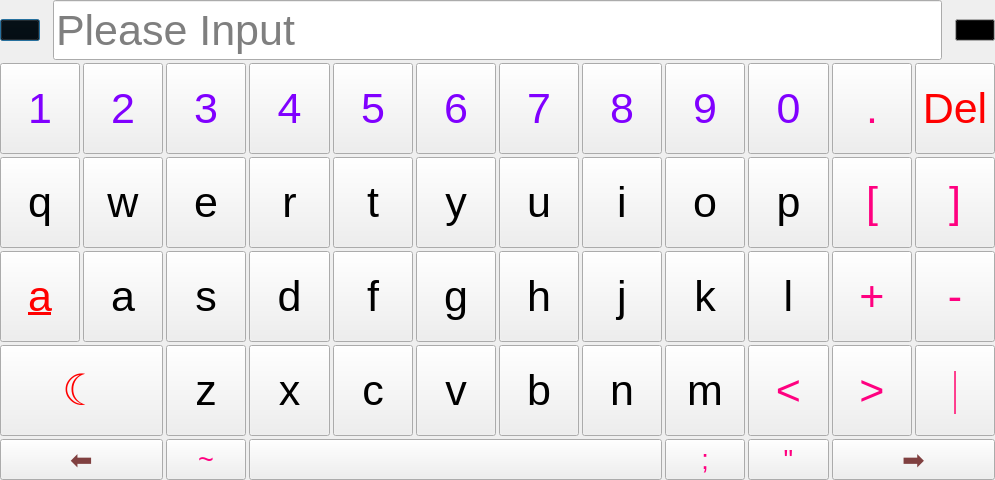
First picture: the form in inputdialog.ui, repository bigtreetech/OctoBTT, before the edit.
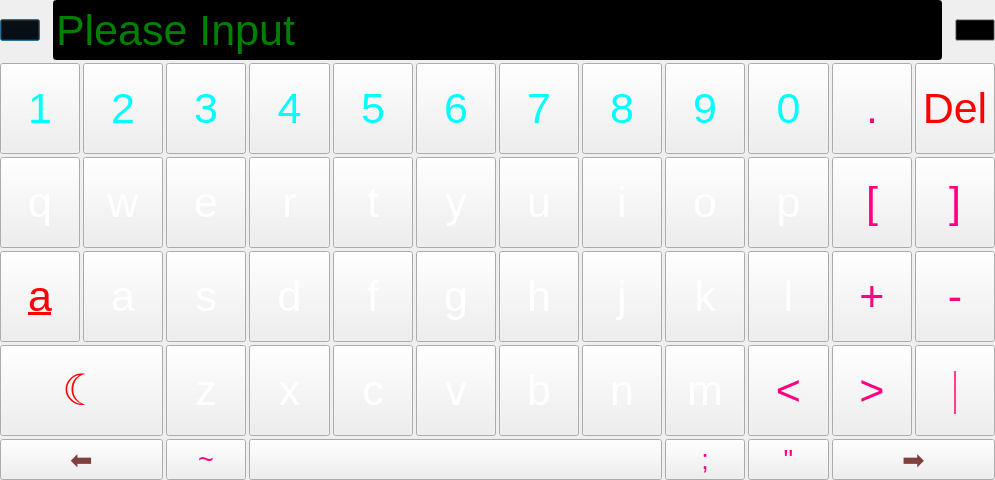
Second picture: the form after the edit. Icons and pictures are not drawn.

```diff
--- a/inputdialog.ui
+++ b/inputdialog.ui
@@ -133,6 +133,10 @@
        <property name="focusPolicy">
         <enum>Qt::ClickFocus</enum>
        </property>
+       <property name="styleSheet">
+        <string notr="true">background-color: rgb(0, 0, 0);
+color: rgb(0, 255, 0);</string>
+       </property>
        <property name="placeholderText">
         <string>Please Input</string>
        </property>
@@ -229,48 +233,14 @@
          <verstretch>0</verstretch>
         </sizepolicy>
        </property>
-       <property name="palette">
-        <palette>
-         <active>
-          <colorrole role="ButtonText">
-           <brush brushstyle="SolidPattern">
-            <color alpha="255">
-             <red>128</red>
-             <green>0</green>
-             <blue>255</blue>
-            </color>
-           </brush>
-          </colorrole>
-         </active>
-         <inactive>
-          <colorrole role="ButtonText">
-           <brush brushstyle="SolidPattern">
-            <color alpha="255">
-             <red>128</red>
-             <green>0</green>
-             <blue>255</blue>
-            </color>
-           </brush>
-          </colorrole>
-         </inactive>
-         <disabled>
-          <colorrole role="ButtonText">
-           <brush brushstyle="SolidPattern">
-            <color alpha="96">
-             <red>164</red>
-             <green>166</green>
-             <blue>168</blue>
-            </color>
-           </brush>
-          </colorrole>
-         </disabled>
-        </palette>
-       </property>
        <property name="font">
         <font>
          <pointsize>32</pointsize>
         </font>
        </property>
+       <property name="styleSheet">
+        <string notr="true">color: rgb(0, 255, 255);</string>
+       </property>
        <property name="text">
         <string>1</string>
        </property>
@@ -284,48 +254,14 @@
          <verstretch>0</verstretch>
         </sizepolicy>
        </property>
-       <property name="palette">
-        <palette>
-         <active>
-          <colorrole role="ButtonText">
-           <brush brushstyle="SolidPattern">
-            <color alpha="255">
-             <red>128</red>
-             <green>0</green>
-             <blue>255</blue>
-            </color>
-           </brush>
-          </colorrole>
-         </active>
-         <inactive>
-          <colorrole role="ButtonText">
-           <brush brushstyle="SolidPattern">
-            <color alpha="255">
-             <red>128</red>
-             <green>0</green>
-             <blue>255</blue>
-            </color>
-           </brush>
-          </colorrole>
-         </inactive>
-         <disabled>
-          <colorrole role="ButtonText">
-           <brush brushstyle="SolidPattern">
-            <color alpha="96">
-             <red>164</red>
-             <green>166</green>
-             <blue>168</blue>
-            </color>
-           </brush>
-          </colorrole>
-         </disabled>
-        </palette>
-       </property>
        <property name="font">
         <font>
          <pointsize>32</pointsize>
         </font>
        </property>
+       <property name="styleSheet">
+        <string notr="true">color: rgb(0, 255, 255);</string>
+       </property>
        <property name="text">
         <string>2</string>
        </property>
@@ -339,48 +275,14 @@
          <verstretch>0</verstretch>
         </sizepolicy>
        </property>
-       <property name="palette">
-        <palette>
-         <active>
-          <colorrole role="ButtonText">
-           <brush brushstyle="SolidPattern">
-            <color alpha="255">
-             <red>128</red>
-             <green>0</green>
-             <blue>255</blue>
-            </color>
-           </brush>
-          </colorrole>
-         </active>
-         <inactive>
-          <colorrole role="ButtonText">
-           <brush brushstyle="SolidPattern">
-            <color alpha="255">
-             <red>128</red>
-             <green>0</green>
-             <blue>255</blue>
-            </color>
-           </brush>
-          </colorrole>
-         </inactive>
-         <disabled>
-          <colorrole role="ButtonText">
-           <brush brushstyle="SolidPattern">
-            <color alpha="96">
-             <red>164</red>
-             <green>166</green>
-             <blue>168</blue>
-            </color>
-           </brush>
-          </colorrole>
-         </disabled>
-        </palette>
-       </property>
        <property name="font">
         <font>
          <pointsize>32</pointsize>
         </font>
        </property>
+       <property name="styleSheet">
+        <string notr="true">color: rgb(0, 255, 255);</string>
+       </property>
        <property name="text">
         <string>3</string>
        </property>
@@ -394,48 +296,14 @@
          <verstretch>0</verstretch>
         </sizepolicy>
        </property>
-       <property name="palette">
-        <palette>
-         <active>
-          <colorrole role="ButtonText">
-           <brush brushstyle="SolidPattern">
-            <color alpha="255">
-             <red>128</red>
-             <green>0</green>
-             <blue>255</blue>
-            </color>
-           </brush>
-          </colorrole>
-         </active>
-         <inactive>
-          <colorrole role="ButtonText">
-           <brush brushstyle="SolidPattern">
-            <color alpha="255">
-             <red>128</red>
-             <green>0</green>
-             <blue>255</blue>
-            </color>
-           </brush>
-          </colorrole>
-         </inactive>
-         <disabled>
-          <colorrole role="ButtonText">
-           <brush brushstyle="SolidPattern">
-            <color alpha="96">
-             <red>164</red>
-             <green>166</green>
-             <blue>168</blue>
-            </color>
-           </brush>
-          </colorrole>
-         </disabled>
-        </palette>
-       </property>
        <property name="font">
         <font>
          <pointsize>32</pointsize>
         </font>
        </property>
+       <property name="styleSheet">
+        <string notr="true">color: rgb(0, 255, 255);</string>
+       </property>
        <property name="text">
         <string>4</string>
        </property>
@@ -449,48 +317,14 @@
          <verstretch>0</verstretch>
         </sizepolicy>
        </property>
-       <property name="palette">
-        <palette>
-         <active>
-          <colorrole role="ButtonText">
-           <brush brushstyle="SolidPattern">
-            <color alpha="255">
-             <red>128</red>
-             <green>0</green>
-             <blue>255</blue>
-            </color>
-           </brush>
-          </colorrole>
-         </active>
-         <inactive>
-          <colorrole role="ButtonText">
-           <brush brushstyle="SolidPattern">
-            <color alpha="255">
-             <red>128</red>
-             <green>0</green>
-             <blue>255</blue>
-            </color>
-           </brush>
-          </colorrole>
-         </inactive>
-         <disabled>
-          <colorrole role="ButtonText">
-           <brush brushstyle="SolidPattern">
-            <color alpha="96">
-             <red>164</red>
-             <green>166</green>
-             <blue>168</blue>
-            </color>
-           </brush>
-          </colorrole>
-         </disabled>
-        </palette>
-       </property>
        <property name="font">
         <font>
          <pointsize>32</pointsize>
         </font>
        </property>
+       <property name="styleSheet">
+        <string notr="true">color: rgb(0, 255, 255);</string>
+       </property>
        <property name="text">
         <string>5</string>
        </property>
@@ -504,48 +338,14 @@
          <verstretch>0</verstretch>
         </sizepolicy>
        </property>
-       <property name="palette">
-        <palette>
-         <active>
-          <colorrole role="ButtonText">
-           <brush brushstyle="SolidPattern">
-            <color alpha="255">
-             <red>128</red>
-             <green>0</green>
-             <blue>255</blue>
-            </color>
-           </brush>
-          </colorrole>
-         </active>
-         <inactive>
-          <colorrole role="ButtonText">
-           <brush brushstyle="SolidPattern">
-            <color alpha="255">
-             <red>128</red>
-             <green>0</green>
-             <blue>255</blue>
-            </color>
-           </brush>
-          </colorrole>
-         </inactive>
-         <disabled>
-          <colorrole role="ButtonText">
-           <brush brushstyle="SolidPattern">
-            <color alpha="96">
-             <red>164</red>
-             <green>166</green>
-             <blue>168</blue>
-            </color>
-           </brush>
-          </colorrole>
-         </disabled>
-        </palette>
-       </property>
        <property name="font">
         <font>
          <pointsize>32</pointsize>
         </font>
        </property>
+       <property name="styleSheet">
+        <string notr="true">color: rgb(0, 255, 255);</string>
+       </property>
        <property name="text">
         <string>6</string>
        </property>
@@ -559,48 +359,14 @@
          <verstretch>0</verstretch>
         </sizepolicy>
        </property>
-       <property name="palette">
-        <palette>
-         <active>
-          <colorrole role="ButtonText">
-           <brush brushstyle="SolidPattern">
-            <color alpha="255">
-             <red>128</red>
-             <green>0</green>
-             <blue>255</blue>
-            </color>
-           </brush>
-          </colorrole>
-         </active>
-         <inactive>
-          <colorrole role="ButtonText">
-           <brush brushstyle="SolidPattern">
-            <color alpha="255">
-             <red>128</red>
-             <green>0</green>
-             <blue>255</blue>
-            </color>
-           </brush>
-          </colorrole>
-         </inactive>
-         <disabled>
-          <colorrole role="ButtonText">
-           <brush brushstyle="SolidPattern">
-            <color alpha="96">
-             <red>164</red>
-             <green>166</green>
-             <blue>168</blue>
-            </color>
-           </brush>
-          </colorrole>
-         </disabled>
-        </palette>
-       </property>
        <property name="font">
         <font>
          <pointsize>32</pointsize>
         </font>
        </property>
+       <property name="styleSheet">
+        <string notr="true">color: rgb(0, 255, 255);</string>
+       </property>
        <property name="text">
         <string>7</string>
        </property>
@@ -614,48 +380,14 @@
          <verstretch>0</verstretch>
         </sizepolicy>
        </property>
-       <property name="palette">
-        <palette>
-         <active>
-          <colorrole role="ButtonText">
-           <brush brushstyle="SolidPattern">
-            <color alpha="255">
-             <red>128</red>
-             <green>0</green>
-             <blue>255</blue>
-            </color>
-           </brush>
-          </colorrole>
-         </active>
-         <inactive>
-          <colorrole role="ButtonText">
-           <brush brushstyle="SolidPattern">
-            <color alpha="255">
-             <red>128</red>
-             <green>0</green>
-             <blue>255</blue>
-            </color>
-           </brush>
-          </colorrole>
-         </inactive>
-         <disabled>
-          <colorrole role="ButtonText">
-           <brush brushstyle="SolidPattern">
-            <color alpha="96">
-             <red>164</red>
-             <green>166</green>
-             <blue>168</blue>
-            </color>
-           </brush>
-          </colorrole>
-         </disabled>
-        </palette>
-       </property>
        <property name="font">
         <font>
          <pointsize>32</pointsize>
         </font>
        </property>
+       <property name="styleSheet">
+        <string notr="true">color: rgb(0, 255, 255);</string>
+       </property>
        <property name="text">
         <string>8</string>
        </property>
@@ -669,48 +401,14 @@
          <verstretch>0</verstretch>
         </sizepolicy>
        </property>
-       <property name="palette">
-        <palette>
-         <active>
-          <colorrole role="ButtonText">
-           <brush brushstyle="SolidPattern">
-            <color alpha="255">
-             <red>128</red>
-             <green>0</green>
-             <blue>255</blue>
-            </color>
-           </brush>
-          </colorrole>
-         </active>
-         <inactive>
-          <colorrole role="ButtonText">
-           <brush brushstyle="SolidPattern">
-            <color alpha="255">
-             <red>128</red>
-             <green>0</green>
-             <blue>255</blue>
-            </color>
-           </brush>
-          </colorrole>
-         </inactive>
-         <disabled>
-          <colorrole role="ButtonText">
-           <brush brushstyle="SolidPattern">
-            <color alpha="96">
-             <red>164</red>
-             <green>166</green>
-             <blue>168</blue>
-            </color>
-           </brush>
-          </colorrole>
-         </disabled>
-        </palette>
-       </property>
        <property name="font">
         <font>
          <pointsize>32</pointsize>
         </font>
        </property>
+       <property name="styleSheet">
+        <string notr="true">color: rgb(0, 255, 255);</string>
+       </property>
        <property name="text">
         <string>9</string>
        </property>
@@ -724,48 +422,14 @@
          <verstretch>0</verstretch>
         </sizepolicy>
        </property>
-       <property name="palette">
-        <palette>
-         <active>
-          <colorrole role="ButtonText">
-           <brush brushstyle="SolidPattern">
-            <color alpha="255">
-             <red>128</red>
-             <green>0</green>
-             <blue>255</blue>
-            </color>
-           </brush>
-          </colorrole>
-         </active>
-         <inactive>
-          <colorrole role="ButtonText">
-           <brush brushstyle="SolidPattern">
-            <color alpha="255">
-             <red>128</red>
-             <green>0</green>
-             <blue>255</blue>
-            </color>
-           </brush>
-          </colorrole>
-         </inactive>
-         <disabled>
-          <colorrole role="ButtonText">
-           <brush brushstyle="SolidPattern">
-            <color alpha="96">
-             <red>164</red>
-             <green>166</green>
-             <blue>168</blue>
-            </color>
-           </brush>
-          </colorrole>
-         </disabled>
-        </palette>
-       </property>
        <property name="font">
         <font>
          <pointsize>32</pointsize>
         </font>
        </property>
+       <property name="styleSheet">
+        <string notr="true">color: rgb(0, 255, 255);</string>
+       </property>
        <property name="text">
         <string>0</string>
        </property>
@@ -894,6 +558,9 @@
          <pointsize>32</pointsize>
         </font>
        </property>
+       <property name="styleSheet">
+        <string notr="true">color: rgb(255, 255, 255);</string>
+       </property>
        <property name="text">
         <string>q</string>
        </property>
@@ -912,6 +579,9 @@
          <pointsize>32</pointsize>
         </font>
        </property>
+       <property name="styleSheet">
+        <string notr="true">color: rgb(255, 255, 255);</string>
+       </property>
        <property name="text">
         <string>w</string>
        </property>
@@ -930,6 +600,9 @@
          <pointsize>32</pointsize>
         </font>
        </property>
+       <property name="styleSheet">
+        <string notr="true">color: rgb(255, 255, 255);</string>
+       </property>
        <property name="text">
         <string>e</string>
        </property>
@@ -948,6 +621,9 @@
          <pointsize>32</pointsize>
         </font>
        </property>
+       <property name="styleSheet">
+        <string notr="true">color: rgb(255, 255, 255);</string>
+       </property>
        <property name="text">
         <string>r</string>
        </property>
@@ -966,6 +642,9 @@
          <pointsize>32</pointsize>
         </font>
        </property>
+       <property name="styleSheet">
+        <string notr="true">color: rgb(255, 255, 255);</string>
+       </property>
        <property name="text">
         <string>t</string>
        </property>
@@ -984,6 +663,9 @@
          <pointsize>32</pointsize>
         </font>
        </property>
+       <property name="styleSheet">
+        <string notr="true">color: rgb(255, 255, 255);</string>
+       </property>
        <property name="text">
         <string>y</string>
        </property>
@@ -1002,6 +684,9 @@
          <pointsize>32</pointsize>
         </font>
        </property>
+       <property name="styleSheet">
+        <string notr="true">color: rgb(255, 255, 255);</string>
+       </property>
        <property name="text">
         <string>u</string>
        </property>
@@ -1020,6 +705,9 @@
          <pointsize>32</pointsize>
         </font>
        </property>
+       <property name="styleSheet">
+        <string notr="true">color: rgb(255, 255, 255);</string>
+       </property>
        <property name="text">
         <string>i</string>
        </property>
@@ -1038,6 +726,9 @@
          <pointsize>32</pointsize>
         </font>
        </property>
+       <property name="styleSheet">
+        <string notr="true">color: rgb(255, 255, 255);</string>
+       </property>
        <property name="text">
         <string>o</string>
        </property>
@@ -1056,6 +747,9 @@
          <pointsize>32</pointsize>
         </font>
        </property>
+       <property name="styleSheet">
+        <string notr="true">color: rgb(255, 255, 255);</string>
+       </property>
        <property name="text">
         <string>p</string>
        </property>
@@ -1243,6 +937,9 @@
          <pointsize>32</pointsize>
         </font>
        </property>
+       <property name="styleSheet">
+        <string notr="true">color: rgb(255, 255, 255);</string>
+       </property>
        <property name="text">
         <string>a</string>
        </property>
@@ -1261,6 +958,9 @@
          <pointsize>32</pointsize>
         </font>
        </property>
+       <property name="styleSheet">
+        <string notr="true">color: rgb(255, 255, 255);</string>
+       </property>
        <property name="text">
         <string>s</string>
        </property>
@@ -1279,6 +979,9 @@
          <pointsize>32</pointsize>
         </font>
        </property>
+       <property name="styleSheet">
+        <string notr="true">color: rgb(255, 255, 255);</string>
+       </property>
        <property name="text">
         <string>d</string>
        </property>
@@ -1297,6 +1000,9 @@
          <pointsize>32</pointsize>
         </font>
        </property>
+       <property name="styleSheet">
+        <string notr="true">color: rgb(255, 255, 255);</string>
+       </property>
        <property name="text">
         <string>f</string>
        </property>
@@ -1315,6 +1021,9 @@
          <pointsize>32</pointsize>
         </font>
        </property>
+       <property name="styleSheet">
+        <string notr="true">color: rgb(255, 255, 255);</string>
+       </property>
        <property name="text">
         <string>g</string>
        </property>
@@ -1333,6 +1042,9 @@
          <pointsize>32</pointsize>
         </font>
        </property>
+       <property name="styleSheet">
+        <string notr="true">color: rgb(255, 255, 255);</string>
+       </property>
        <property name="text">
         <string>h</string>
        </property>
@@ -1351,6 +1063,9 @@
          <pointsize>32</pointsize>
         </font>
        </property>
+       <property name="styleSheet">
+        <string notr="true">color: rgb(255, 255, 255);</string>
+       </property>
        <property name="text">
         <string>j</string>
        </property>
@@ -1369,6 +1084,9 @@
          <pointsize>32</pointsize>
         </font>
        </property>
+       <property name="styleSheet">
+        <string notr="true">color: rgb(255, 255, 255);</string>
+       </property>
        <property name="text">
         <string>k</string>
        </property>
@@ -1387,6 +1105,9 @@
          <pointsize>32</pointsize>
         </font>
        </property>
+       <property name="styleSheet">
+        <string notr="true">color: rgb(255, 255, 255);</string>
+       </property>
        <property name="text">
         <string>l</string>
        </property>
@@ -1573,6 +1294,9 @@
          <pointsize>32</pointsize>
         </font>
        </property>
+       <property name="styleSheet">
+        <string notr="true">color: rgb(255, 255, 255);</string>
+       </property>
        <property name="text">
         <string>z</string>
        </property>
@@ -1591,6 +1315,9 @@
          <pointsize>32</pointsize>
         </font>
        </property>
+       <property name="styleSheet">
+        <string notr="true">color: rgb(255, 255, 255);</string>
+       </property>
        <property name="text">
         <string>x</string>
        </property>
@@ -1609,6 +1336,9 @@
          <pointsize>32</pointsize>
         </font>
        </property>
+       <property name="styleSheet">
+        <string notr="true">color: rgb(255, 255, 255);</string>
+       </property>
        <property name="text">
         <string>c</string>
        </property>
@@ -1627,6 +1357,9 @@
          <pointsize>32</pointsize>
         </font>
        </property>
+       <property name="styleSheet">
+        <string notr="true">color: rgb(255, 255, 255);</string>
+       </property>
        <property name="text">
         <string>v</string>
        </property>
@@ -1645,6 +1378,9 @@
          <pointsize>32</pointsize>
         </font>
        </property>
+       <property name="styleSheet">
+        <string notr="true">color: rgb(255, 255, 255);</string>
+       </property>
        <property name="text">
         <string>b</string>
        </property>
@@ -1663,6 +1399,9 @@
          <pointsize>32</pointsize>
         </font>
        </property>
+       <property name="styleSheet">
+        <string notr="true">color: rgb(255, 255, 255);</string>
+       </property>
        <property name="text">
         <string>n</string>
        </property>
@@ -1681,6 +1420,9 @@
          <pointsize>32</pointsize>
         </font>
        </property>
+       <property name="styleSheet">
+        <string notr="true">color: rgb(255, 255, 255);</string>
+       </property>
        <property name="text">
         <string>m</string>
        </property>
```
